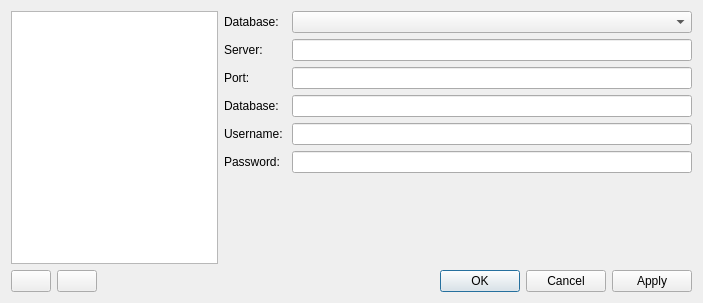
Qt form ui/ConnectionManagerDialog.ui (mispp/goat) before a commit.
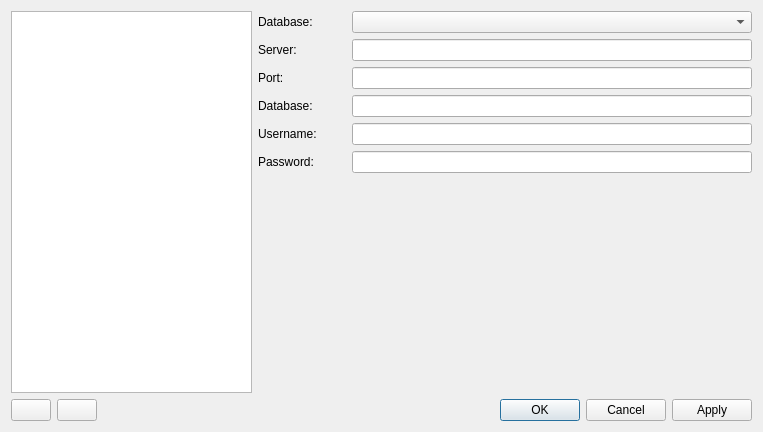
The same form after that commit. Icons and pictures are not drawn.

Commit message: change dialog title from new connection to connection manager

```diff
--- a/ui/ConnectionManagerDialog.ui
+++ b/ui/ConnectionManagerDialog.ui
@@ -6,8 +6,8 @@
    <rect>
     <x>0</x>
     <y>0</y>
-    <width>703</width>
-    <height>303</height>
+    <width>763</width>
+    <height>432</height>
    </rect>
   </property>
   <property name="windowTitle">
```
Left out of the diff: 2 changed lines with no effect on the pictures.
